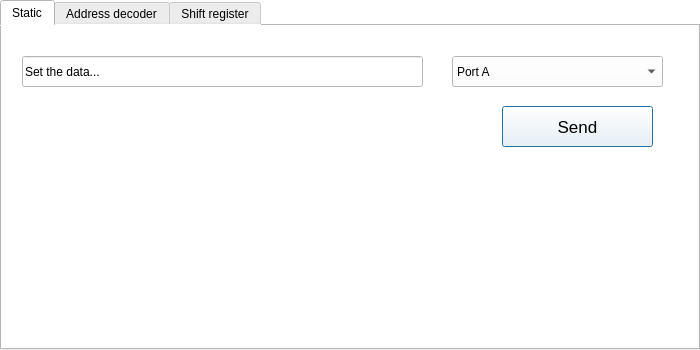
The window that Graphic/test.ui (RonanLc/Neuromorphic-system-interface) describes before a commit, drawn with Qt 5.
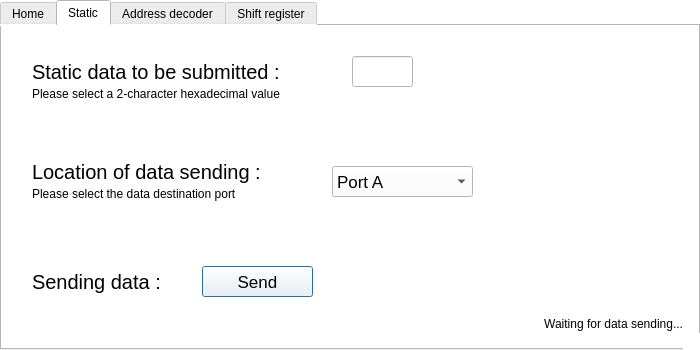
The same window after the commit. The open tabs and pages were chosen to show the change. Icons and pictures are not drawn.

What changed in the file:
```diff
--- a/Graphic/test.ui
+++ b/Graphic/test.ui
@@ -16,6 +16,9 @@
   <property name="styleSheet">
    <string notr="true">background-color:#FFFFFF;</string>
   </property>
+  <property name="sizeGripEnabled">
+   <bool>true</bool>
+  </property>
   <widget class="QTabWidget" name="tabWidget">
    <property name="geometry">
     <rect>
@@ -28,6 +31,121 @@
    <property name="currentIndex">
     <number>0</number>
    </property>
+   <widget class="QWidget" name="Home_page">
+    <attribute name="title">
+     <string>Home</string>
+    </attribute>
+    <widget class="QLabel" name="Home_title">
+     <property name="geometry">
+      <rect>
+       <x>110</x>
+       <y>30</y>
+       <width>471</width>
+       <height>41</height>
+      </rect>
+     </property>
+     <property name="font">
+      <font>
+       <pointsize>20</pointsize>
+      </font>
+     </property>
+     <property name="text">
+      <string>PC - Neuromorphic ship Interface</string>
+     </property>
+    </widget>
+    <widget class="QLabel" name="Home_subtitle1">
+     <property name="geometry">
+      <rect>
+       <x>180</x>
+       <y>80</y>
+       <width>331</width>
+       <height>20</height>
+      </rect>
+     </property>
+     <property name="font">
+      <font>
+       <pointsize>11</pointsize>
+      </font>
+     </property>
+     <property name="text">
+      <string>Ronan Le Corronc's 2022 internship project</string>
+     </property>
+    </widget>
+    <widget class="QLabel" name="Home_subtitle3">
+     <property name="geometry">
+      <rect>
+       <x>140</x>
+       <y>160</y>
+       <width>411</width>
+       <height>20</height>
+      </rect>
+     </property>
+     <property name="font">
+      <font>
+       <pointsize>12</pointsize>
+      </font>
+     </property>
+     <property name="text">
+      <string>Supervised by Timothée Levi and Takashi Kohno</string>
+     </property>
+    </widget>
+    <widget class="QLabel" name="Home_subtitle2">
+     <property name="geometry">
+      <rect>
+       <x>190</x>
+       <y>100</y>
+       <width>301</width>
+       <height>20</height>
+      </rect>
+     </property>
+     <property name="font">
+      <font>
+       <pointsize>12</pointsize>
+      </font>
+     </property>
+     <property name="text">
+      <string>In cooperation with Ashish Gautam</string>
+     </property>
+    </widget>
+    <widget class="QLabel" name="Home_photo1">
+     <property name="geometry">
+      <rect>
+       <x>60</x>
+       <y>210</y>
+       <width>221</width>
+       <height>101</height>
+      </rect>
+     </property>
+     <property name="text">
+      <string/>
+     </property>
+     <property name="pixmap">
+      <pixmap>data/iisUTokyo.png</pixmap>
+     </property>
+     <property name="scaledContents">
+      <bool>true</bool>
+     </property>
+    </widget>
+    <widget class="QLabel" name="Home_photo2">
+     <property name="geometry">
+      <rect>
+       <x>410</x>
+       <y>210</y>
+       <width>221</width>
+       <height>81</height>
+      </rect>
+     </property>
+     <property name="text">
+      <string/>
+     </property>
+     <property name="pixmap">
+      <pixmap>data/UBordeaux.png</pixmap>
+     </property>
+     <property name="scaledContents">
+      <bool>true</bool>
+     </property>
+    </widget>
+   </widget>
    <widget class="QWidget" name="St_page">
     <attribute name="title">
      <string>Static</string>
@@ -35,23 +153,28 @@
     <widget class="QLineEdit" name="St_dataLine">
      <property name="geometry">
       <rect>
-       <x>20</x>
+       <x>350</x>
        <y>30</y>
-       <width>401</width>
+       <width>61</width>
        <height>31</height>
       </rect>
      </property>
+     <property name="font">
+      <font>
+       <pointsize>15</pointsize>
+      </font>
+     </property>
      <property name="text">
-      <string>Set the data...</string>
+      <string/>
      </property>
     </widget>
     <widget class="QPushButton" name="St_sendButton">
      <property name="geometry">
       <rect>
-       <x>500</x>
-       <y>80</y>
-       <width>151</width>
-       <height>41</height>
+       <x>200</x>
+       <y>240</y>
+       <width>111</width>
+       <height>31</height>
       </rect>
      </property>
      <property name="font">
@@ -66,12 +189,18 @@
     <widget class="QComboBox" name="St_portSelect">
      <property name="geometry">
       <rect>
-       <x>450</x>
-       <y>30</y>
-       <width>211</width>
+       <x>330</x>
+       <y>140</y>
+       <width>141</width>
        <height>31</height>
       </rect>
      </property>
+     <property name="font">
+      <font>
+       <family>MS UI Gothic</family>
+       <pointsize>13</pointsize>
+      </font>
+     </property>
      <item>
       <property name="text">
        <string>Port A</string>
@@ -93,6 +222,105 @@
       </property>
      </item>
     </widget>
+    <widget class="QLabel" name="St_titleLabel1">
+     <property name="geometry">
+      <rect>
+       <x>30</x>
+       <y>30</y>
+       <width>311</width>
+       <height>31</height>
+      </rect>
+     </property>
+     <property name="font">
+      <font>
+       <pointsize>15</pointsize>
+      </font>
+     </property>
+     <property name="text">
+      <string>Static data to be submitted :</string>
+     </property>
+    </widget>
+    <widget class="QLabel" name="St_titleLabel2">
+     <property name="geometry">
+      <rect>
+       <x>30</x>
+       <y>130</y>
+       <width>281</width>
+       <height>31</height>
+      </rect>
+     </property>
+     <property name="font">
+      <font>
+       <pointsize>15</pointsize>
+      </font>
+     </property>
+     <property name="text">
+      <string>Location of data sending :</string>
+     </property>
+    </widget>
+    <widget class="QLabel" name="St_titleLabel3">
+     <property name="geometry">
+      <rect>
+       <x>30</x>
+       <y>240</y>
+       <width>161</width>
+       <height>31</height>
+      </rect>
+     </property>
+     <property name="font">
+      <font>
+       <pointsize>15</pointsize>
+      </font>
+     </property>
+     <property name="text">
+      <string>Sending data :</string>
+     </property>
+    </widget>
+    <widget class="QLabel" name="St_descriptionLabel1">
+     <property name="geometry">
+      <rect>
+       <x>30</x>
+       <y>60</y>
+       <width>311</width>
+       <height>16</height>
+      </rect>
+     </property>
+     <property name="text">
+      <string>Please select a 2-character hexadecimal value</string>
+     </property>
+    </widget>
+    <widget class="QLabel" name="St_descriptionLabel2">
+     <property name="geometry">
+      <rect>
+       <x>30</x>
+       <y>160</y>
+       <width>251</width>
+       <height>16</height>
+      </rect>
+     </property>
+     <property name="text">
+      <string>Please select the data destination port</string>
+     </property>
+    </widget>
+    <widget class="QLabel" name="St_informationLabel">
+     <property name="geometry">
+      <rect>
+       <x>220</x>
+       <y>290</y>
+       <width>461</width>
+       <height>16</height>
+      </rect>
+     </property>
+     <property name="layoutDirection">
+      <enum>Qt::LeftToRight</enum>
+     </property>
+     <property name="text">
+      <string>Waiting for data sending...</string>
+     </property>
+     <property name="alignment">
+      <set>Qt::AlignRight|Qt::AlignTrailing|Qt::AlignVCenter</set>
+     </property>
+    </widget>
    </widget>
    <widget class="QWidget" name="AD_page">
     <attribute name="title">
@@ -110,8 +338,8 @@
     <rect>
      <x>0</x>
      <y>0</y>
-     <width>701</width>
-     <height>21</height>
+     <width>700</width>
+     <height>25</height>
     </rect>
    </property>
    <property name="text">
```
Left out of the diff: 4 changed lines with no effect on the pictures.
